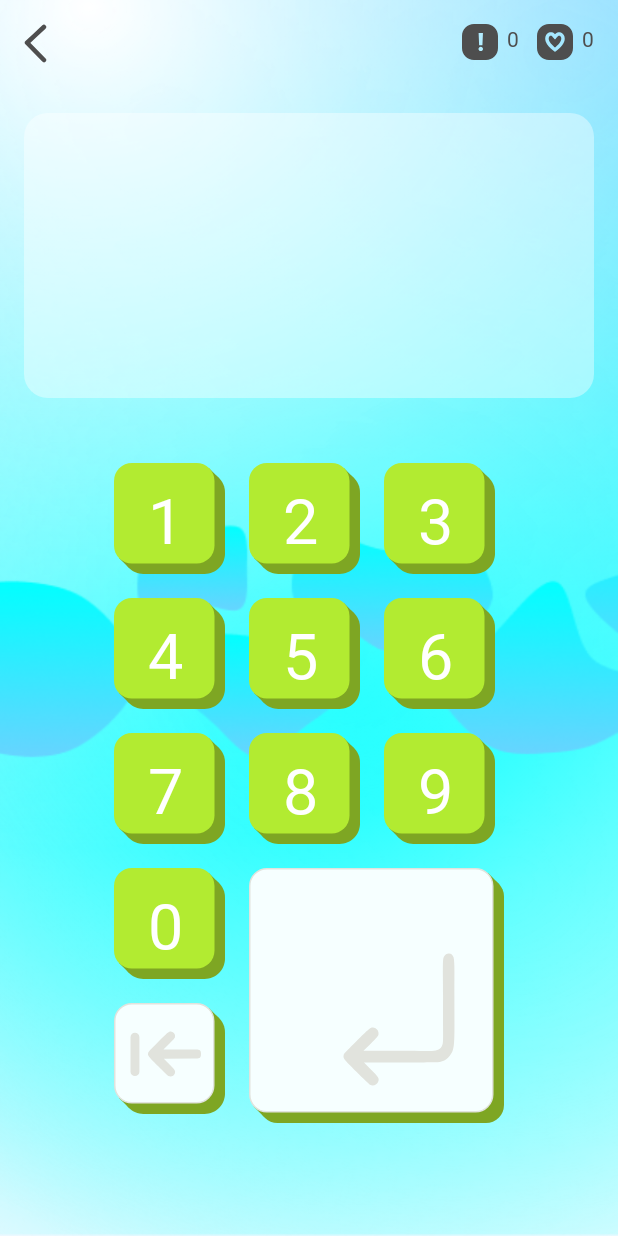
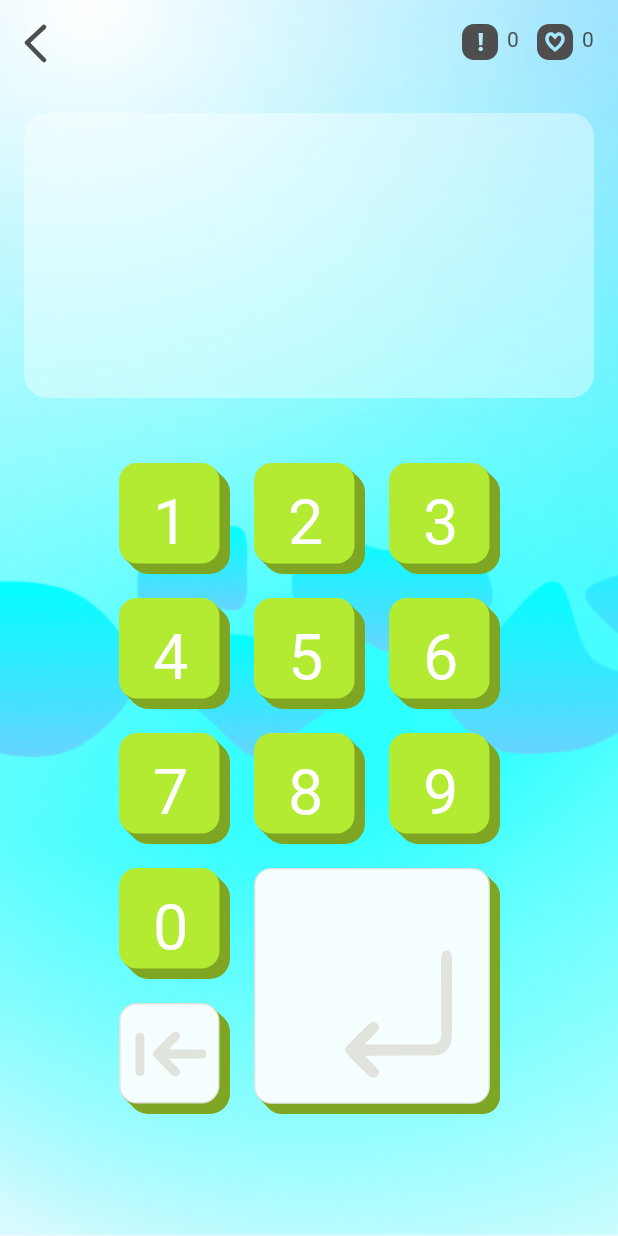
Before and after one commit to IgnatovaNatalya/Smartkid_4_0, an Android app: the GameActivity screen opened directly, with no data from a screen before it, on a phone screen of 412 x 824 dp. Run offline under Robolectric (Android 15) with nearby library versions, the phone set to English and light mode, and no system bars; our stand-ins replace Room's generated code, RxJava.

Commit message:
Верстка экрана Game

```diff
--- a/app/src/main/res/drawable/a4_btn_enter.xml
+++ b/app/src/main/res/drawable/a4_btn_enter.xml
@@ -1,6 +1,6 @@
 <vector xmlns:android="http://schemas.android.com/apk/res/android"
-    android:width="170dp"
-    android:height="170dp"
+    android:width="164dp"
+    android:height="164dp"
     android:viewportWidth="170"
     android:viewportHeight="170">
   <path
--- a/app/src/main/res/drawable/a4_btn_enter_inactive.xml
+++ b/app/src/main/res/drawable/a4_btn_enter_inactive.xml
@@ -1,6 +1,6 @@
 <vector xmlns:android="http://schemas.android.com/apk/res/android"
-    android:width="170dp"
-    android:height="170dp"
+    android:width="164dp"
+    android:height="164dp"
     android:viewportWidth="170"
     android:viewportHeight="170">
   <path
```
